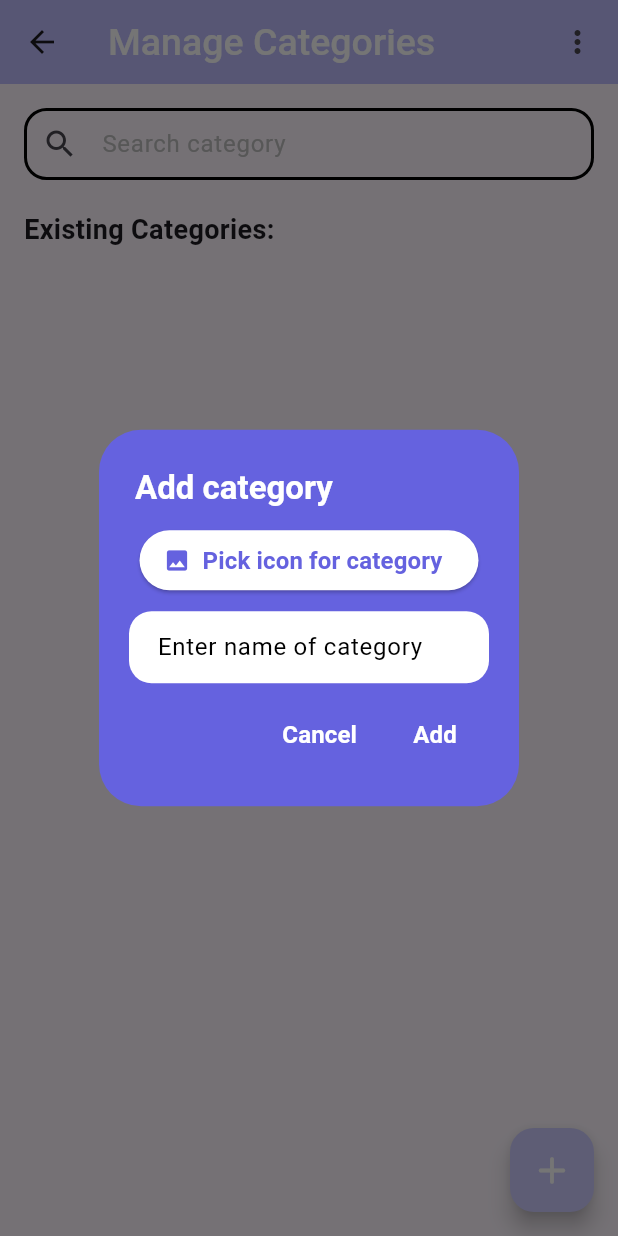
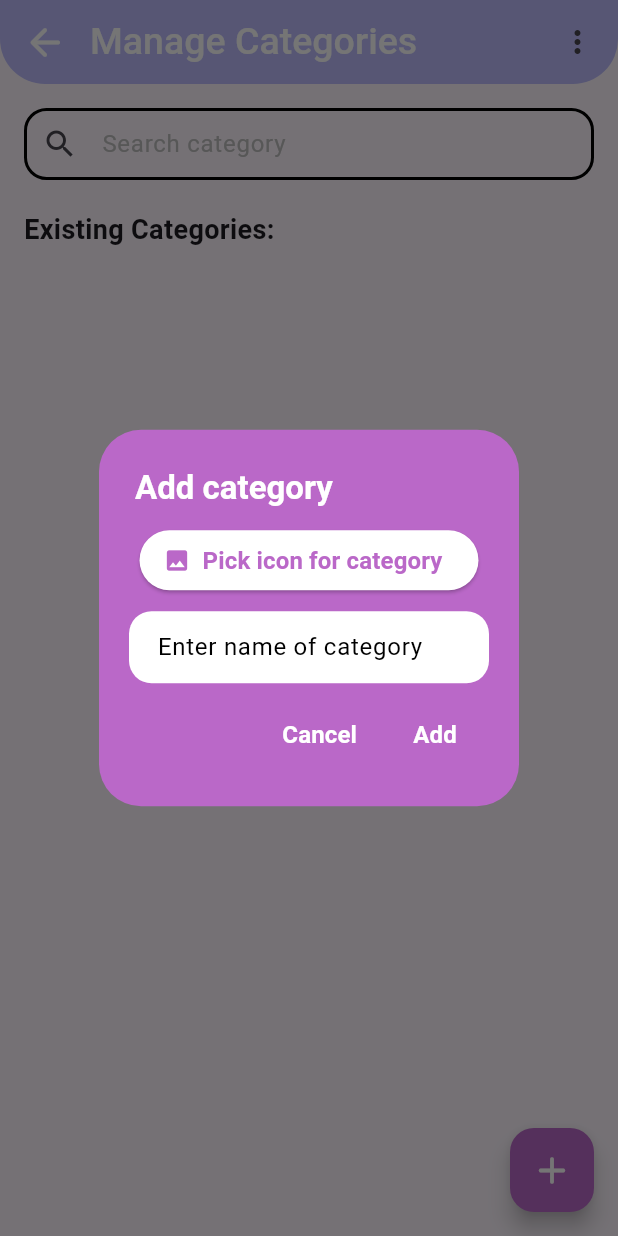
Before and after one commit to apani05/mainLearningApp, a Flutter app: the AdminPage screen opened directly, after a tap on the "add" icon, on a phone screen of 412 x 824 dp. Run offline on Flutter 3.47's test engine with Material 3 defaults, Android fonts, the phone set to English and light mode, and no system bars; our stand-ins replace animated_text_kit, audioplayers, buttons_tabbar, carousel_slider, circular_countdown_timer, cloud_firestore and 19 more; missing offline and left inert: day_night_time_picker, excel, flippy, flutter_sound, random_color; accounts and stored records are empty; network calls fail; statements that could not run were skipped.

Commit message:
Revert "Ui changes- color, padding, icons"
This reverts commit 10dfe96f6b4a73e3e0cf54a3b8caf7131116ba6f.

```diff
--- a/lib/adminProfile/pages/admin_access.dart
+++ b/lib/adminProfile/pages/admin_access.dart
@@ -38,7 +38,7 @@ class AdminAccessPage extends StatelessWidget {
           ],
         ),
         onPressed: () => showGrantAccessDialog(context),
-        backgroundColor: Color(0xFFcccbff),
+        backgroundColor: Colors.purple.shade300,
       ),
       body: StreamBuilder<QuerySnapshot>(
         stream: FirebaseFirestore.instance
--- a/lib/adminProfile/pages/admin_page.dart
+++ b/lib/adminProfile/pages/admin_page.dart
@@ -55,14 +55,9 @@ class _AdminPageState extends ConsumerState<AdminPage> {
     return Scaffold(
       resizeToAvoidBottomInset: true,
 
-      appBar: AppBar(
-        title: const Text('Manage Categories'),
-        titleTextStyle: const TextStyle(
-          color: Colors.white,
-          fontSize: 25,
-          fontWeight: FontWeight.w500,
-        ),
-        backgroundColor: const Color(0xffbdbcfd),
+      appBar: customAppBar(
+        context: context,
+        title: 'Manage Categories',
         actions: [
           Padding(
             padding: const EdgeInsets.symmetric(horizontal: 15),
@@ -118,7 +113,7 @@ class _AdminPageState extends ConsumerState<AdminPage> {
       // floatingbutton for adding new category
       floatingActionButton: FloatingActionButton(
         onPressed: () => showDialogAddCategory(context),
-        backgroundColor: Color(0xFFcccbff),
+        backgroundColor: Colors.purple.shade300,
         child: const Icon(
           Icons.add_rounded,
           size: 30,
--- a/lib/adminProfile/services/show_dialog_category.dart
+++ b/lib/adminProfile/services/show_dialog_category.dart
@@ -34,7 +34,7 @@ void showDialogAddCategory(
 
         return AlertDialog(
           contentPadding: const EdgeInsets.symmetric(horizontal: 20),
-          backgroundColor: Color(0xff6562df),
+          backgroundColor: Colors.purple.shade300,
           title: Text(
             'Add category',
             style: dialogBoxTitleTextStyle,
@@ -52,13 +52,13 @@ void showDialogAddCategory(
                         },
                         style: ElevatedButton.styleFrom(
                           backgroundColor: Colors.white,
-                          foregroundColor: Color(0xff6562df),
+                          foregroundColor: Colors.purple.shade300,
                         ),
                         icon: const Icon(Icons.image),
                         label: Text(
                           'Pick icon for category',
                           style: actionButtonTextStyle.copyWith(
-                            color: Color(0xff6562df),
+                            color: Colors.purple.shade300,
                           ),
                         ),
                       )
@@ -168,7 +168,7 @@ void showDialogUpdateCategory({
 
         return AlertDialog(
           contentPadding: const EdgeInsets.symmetric(horizontal: 20),
-          backgroundColor: Color(0xff6562df),
+          backgroundColor: Colors.purple.shade300,
           title: Text(
             'Update category',
             style: dialogBoxTitleTextStyle,
@@ -191,13 +191,13 @@ void showDialogUpdateCategory({
                         },
                         style: ElevatedButton.styleFrom(
                           backgroundColor: Colors.white,
-                          foregroundColor: Color(0xff6562df),
+                          foregroundColor: Colors.purple.shade300,
                         ),
                         icon: const Icon(Icons.image),
                         label: Text(
                           'Pick icon for category',
                           style: actionButtonTextStyle.copyWith(
-                            color: Color(0xff6562df),
+                            color: Colors.purple.shade300,
                           ),
                         ),
                       )
@@ -312,7 +312,7 @@ void showDialogDeleteCategory({
     context: context,
     builder: (BuildContext context) {
       return AlertDialog(
-        backgroundColor: Color(0xff6562df),
+        backgroundColor: Colors.purple.shade300,
         content: Text(
           'Do you want to delete this category?',
           style: dialogBoxContentTextStyle,
--- a/lib/adminProfile/services/show_dialog_conversation.dart
+++ b/lib/adminProfile/services/show_dialog_conversation.dart
@@ -23,7 +23,7 @@ void showDialogDeleteConversations({
           "Delete Phrases",
           style: dialogBoxTitleTextStyle,
         ),
-        backgroundColor: Color(0xff6562df),
+        backgroundColor: Colors.purple.shade300,
         content: Text(
           "Are you sure you want to delete the selected phrases?",
           style: dialogBoxContentTextStyle,
@@ -69,7 +69,7 @@ void showDialogUpdatePhase({
     builder: (BuildContext context) {
       return AlertDialog(
         contentPadding: const EdgeInsets.symmetric(horizontal: 20),
-        backgroundColor: Color(0xff6562df),
+        backgroundColor: Colors.purple.shade300,
         title: Text(
           'Update Phrase',
           style: dialogBoxTitleTextStyle,
@@ -177,7 +177,7 @@ void showDialogAddPhase({
     builder: (BuildContext context) {
       return AlertDialog(
         contentPadding: const EdgeInsets.symmetric(horizontal: 20),
-        backgroundColor: Color(0xff6562df),
+        backgroundColor: Colors.purple.shade300,
         title: Text(
           'Add Phrase',
           style: dialogBoxTitleTextStyle,
--- a/lib/adminProfile/services/show_dialog_export_batch.dart
+++ b/lib/adminProfile/services/show_dialog_export_batch.dart
@@ -14,7 +14,7 @@ void showDialogExportBatch({
     context: context,
     builder: (BuildContext context) {
       return AlertDialog(
-        backgroundColor: Color(0xff6562df),
+        backgroundColor: Colors.purple.shade300,
         content: Column(
           mainAxisSize: MainAxisSize.min,
           children: [
--- a/lib/adminProfile/services/show_dialog_grant_access.dart
+++ b/lib/adminProfile/services/show_dialog_grant_access.dart
@@ -140,7 +140,7 @@ void showDialogRemoveAdminAccess({
     context: context,
     builder: (BuildContext context) {
       return AlertDialog(
-        backgroundColor: Color(0xff6562df),
+        backgroundColor: Colors.purple.shade300,
         content: Text(
           'Do you want to remove admin access for this account?',
           style: dialogBoxContentTextStyle,
--- a/lib/adminProfile/widgets/existing_categories_listview.dart
+++ b/lib/adminProfile/widgets/existing_categories_listview.dart
@@ -13,16 +13,9 @@ class ExistingCategoriesListview extends StatelessWidget {
 
   @override
   Widget build(BuildContext context) {
-    final screenHeight = MediaQuery.of(context).size.height;
-    final bottomPadding = screenHeight * 0.1;
-
     return ListView.builder(
-      itemCount: categoriesToDisplay.length + 1,
+      itemCount: categoriesToDisplay.length,
       itemBuilder: (context, index) {
-        if (index == categoriesToDisplay.length) {
-          return SizedBox(height: bottomPadding);
-        }
-
         final category = categoriesToDisplay[index];
 
         return CategoryListTileItem(
@@ -51,7 +44,7 @@ class _CategoryListTileItemState extends ConsumerState<CategoryListTileItem> {
     return ListTile(
       contentPadding: const EdgeInsets.symmetric(horizontal: 10),
       onTap: () {
-        // navigates to List of conversations present in this category
+        // navigates to List of conversations present in this catergory
         setState(() {
           Navigator.of(context).push(
             MaterialPageRoute(
@@ -63,11 +56,7 @@ class _CategoryListTileItemState extends ConsumerState<CategoryListTileItem> {
       title: Text(widget.category.categoryName),
 
       // more options button (category edit and delete buttons included)
-      trailing: Row(
-        mainAxisSize: MainAxisSize.min,
-        children: [
-          Icon(Icons.arrow_circle_right_outlined, color: Color(0xff6562df)),
-          PopupMenuButton<String>(
+      trailing: PopupMenuButton<String>(
         icon: const Icon(Icons.more_vert_rounded),
         onSelected: (String result) {
           switch (result) {
@@ -78,6 +67,7 @@ class _CategoryListTileItemState extends ConsumerState<CategoryListTileItem> {
                 context: context,
                 oldCategory: widget.category,
               );
+
               break;
             case 'delete':
               // Handle delete action
@@ -108,8 +98,6 @@ class _CategoryListTileItemState extends ConsumerState<CategoryListTileItem> {
           ),
         ],
       ),
-        ],
-      ),
     );
   }
 }
--- a/lib/adminProfile/widgets/old_audio_player.dart
+++ b/lib/adminProfile/widgets/old_audio_player.dart
@@ -38,7 +38,7 @@ class _OldAudioPlayerState extends State<OldAudioPlayer> {
             onPressed: onPressedAudioButton,
             icon: const Icon(Icons.volume_up_rounded),
             iconSize: 25,
-            color: Color(0xff6562df),
+            color: Colors.purpleAccent,
           ),
           const Text(
             'Old Blackfoot Audio',
--- a/lib/components/custom_appbar.dart
+++ b/lib/components/custom_appbar.dart
@@ -28,5 +28,10 @@ PreferredSizeWidget customAppBar({
       ),
     ),
     backgroundColor: const Color(0xffbdbcfd),
+    shape: const RoundedRectangleBorder(
+      borderRadius: BorderRadius.vertical(
+        bottom: Radius.circular(30),
+      ),
+    ),
   );
 }
```
Also changed, not shown: lib/Quizpages/pages/quiz_page.dart (+5 -17 lines), lib/Quizpages/pages/quiz_result_page.dart (+2 -13 lines), lib/adminProfile/widgets/existing_conversations_listview.dart (+3 -10 lines), 1 other file. Lines whose indentation alone changed are shown as unchanged.
